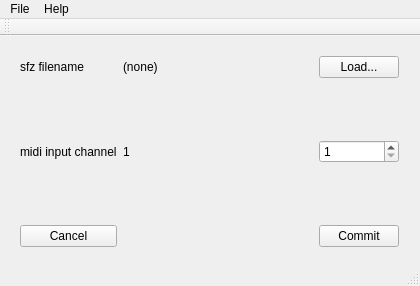
First picture: the form in liquidmainwindow.ui, repository be1/qliquidsfz, before the edit.
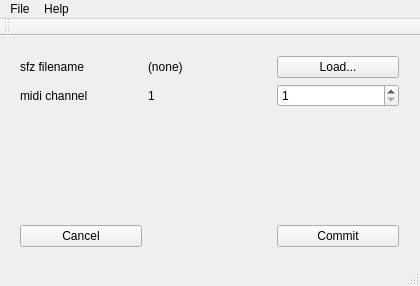
Second picture: the form after the edit.

```diff
--- a/liquidmainwindow.ui
+++ b/liquidmainwindow.ui
@@ -55,33 +55,6 @@
        </property>
       </widget>
      </item>
-     <item row="1" column="0">
-      <spacer name="verticalSpacer_1">
-       <property name="orientation">
-        <enum>Qt::Vertical</enum>
-       </property>
-       <property name="sizeHint" stdset="0">
-        <size>
-         <width>20</width>
-         <height>40</height>
-        </size>
-       </property>
-      </spacer>
-     </item>
-     <item row="2" column="0">
-      <widget class="QLabel" name="label_2">
-       <property name="text">
-        <string>midi input channel</string>
-       </property>
-      </widget>
-     </item>
-     <item row="0" column="2">
-      <widget class="QPushButton" name="sfzLoadButton">
-       <property name="text">
-        <string>Load...</string>
-       </property>
-      </widget>
-     </item>
      <item row="0" column="0">
       <widget class="QLabel" name="label_1">
        <property name="text">
@@ -89,21 +62,7 @@
        </property>
       </widget>
      </item>
-     <item row="4" column="2">
-      <widget class="QPushButton" name="commitButton">
-       <property name="text">
-        <string>Commit</string>
-       </property>
-      </widget>
-     </item>
-     <item row="2" column="1">
-      <widget class="QLabel" name="midiChannelLabel">
-       <property name="text">
-        <string>1</string>
-       </property>
-      </widget>
-     </item>
-     <item row="2" column="2">
+     <item row="1" column="2">
       <widget class="QSpinBox" name="midiChannelSpinBox">
        <property name="minimum">
         <number>1</number>
@@ -113,39 +72,54 @@
        </property>
       </widget>
      </item>
+     <item row="3" column="2">
+      <widget class="QPushButton" name="commitButton">
+       <property name="text">
+        <string>Commit</string>
+       </property>
+      </widget>
+     </item>
+     <item row="0" column="2">
+      <widget class="QPushButton" name="sfzLoadButton">
+       <property name="text">
+        <string>Load...</string>
+       </property>
+      </widget>
+     </item>
      <item row="1" column="1">
-      <spacer name="horizontalSpacer">
+      <widget class="QLabel" name="midiChannelLabel">
+       <property name="text">
+        <string>1</string>
+       </property>
+      </widget>
+     </item>
+     <item row="1" column="0">
+      <widget class="QLabel" name="label_2">
+       <property name="text">
+        <string>midi channel</string>
+       </property>
+      </widget>
+     </item>
+     <item row="2" column="0">
+      <spacer name="verticalSpacer">
        <property name="orientation">
-        <enum>Qt::Horizontal</enum>
+        <enum>Qt::Vertical</enum>
        </property>
        <property name="sizeHint" stdset="0">
         <size>
-         <width>40</width>
-         <height>20</height>
+         <width>20</width>
+         <height>40</height>
         </size>
        </property>
       </spacer>
      </item>
-     <item row="4" column="0">
+     <item row="3" column="0">
       <widget class="QPushButton" name="cancelButton">
        <property name="text">
         <string>Cancel</string>
        </property>
       </widget>
      </item>
-     <item row="3" column="0">
-      <spacer name="verticalSpacer_2">
-       <property name="orientation">
-        <enum>Qt::Vertical</enum>
-       </property>
-       <property name="sizeHint" stdset="0">
-        <size>
-         <width>20</width>
-         <height>40</height>
-        </size>
-       </property>
-      </spacer>
-     </item>
     </layout>
    </widget>
   </widget>
```
